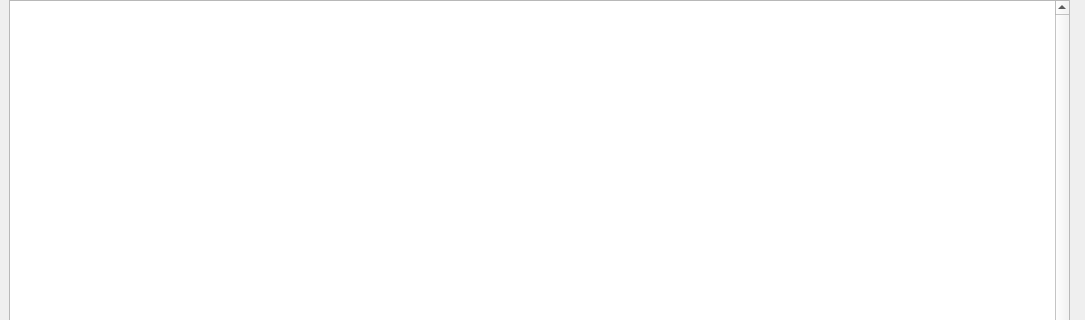
Qt form src/qt/forms/businessobjectlist.ui (biblepay/biblepay_legacy) before a commit; both pictures show x 0 to 1085 and y 0 to 320 of the 1085 by 722 pixel window.
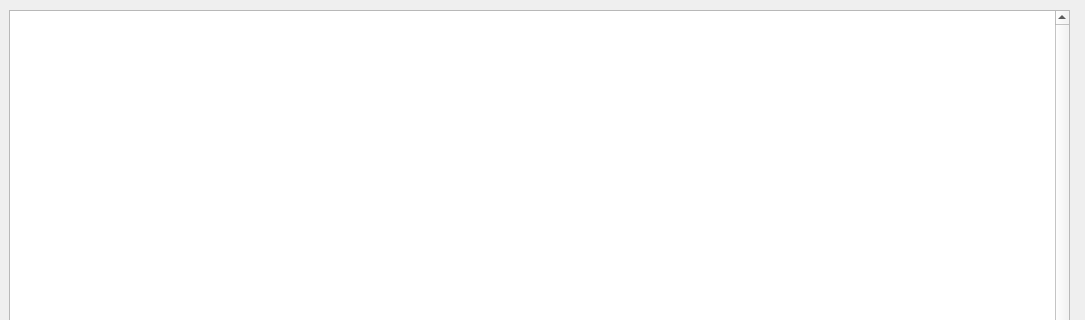
The same form after that commit.

```diff
--- a/src/qt/forms/businessobjectlist.ui
+++ b/src/qt/forms/businessobjectlist.ui
@@ -23,9 +23,9 @@
    <property name="geometry">
     <rect>
      <x>9</x>
-     <y>0</y>
+     <y>10</y>
      <width>1061</width>
-     <height>711</height>
+     <height>701</height>
     </rect>
    </property>
    <property name="verticalScrollBarPolicy">
@@ -35,6 +35,21 @@
     <enum>Qt::ScrollBarAlwaysOn</enum>
    </property>
   </widget>
+  <widget class="QLabel" name="label_debug">
+   <property name="geometry">
+    <rect>
+     <x>10</x>
+     <y>10</y>
+     <width>741</width>
+     <height>16</height>
+    </rect>
+   </property>
+   <property name="text">
+    <string>Debug label</string>
+   </property>
+  </widget>
+  <zorder>label_debug</zorder>
+  <zorder>tableWidget</zorder>
  </widget>
  <resources/>
  <connections/>
```
